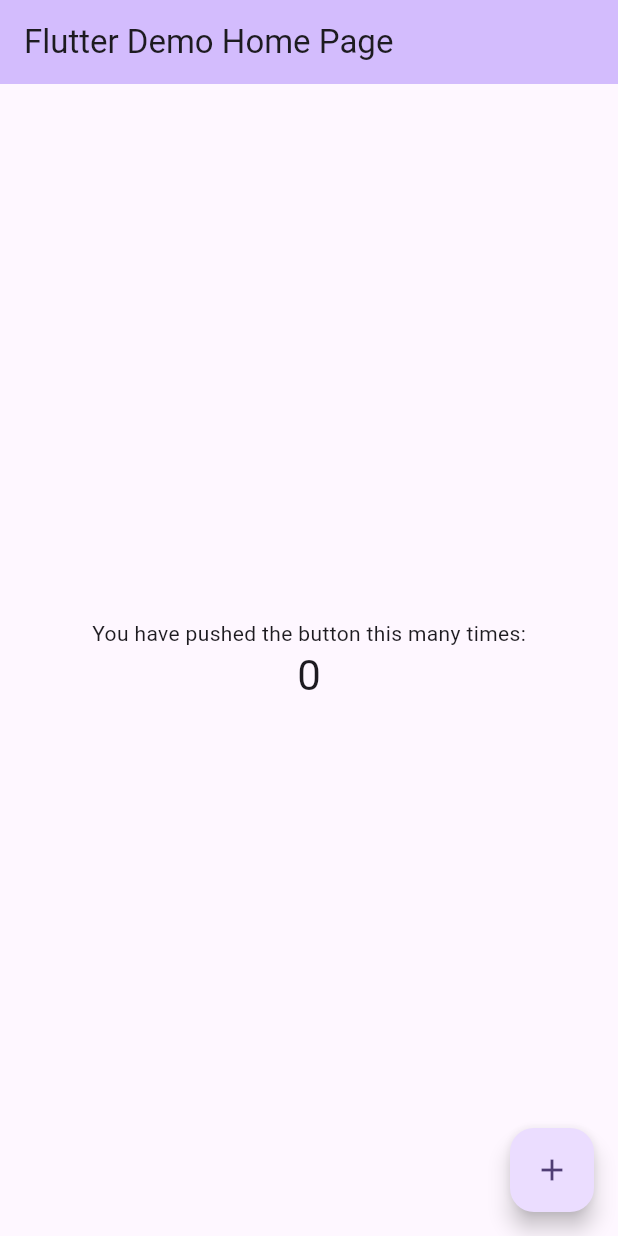
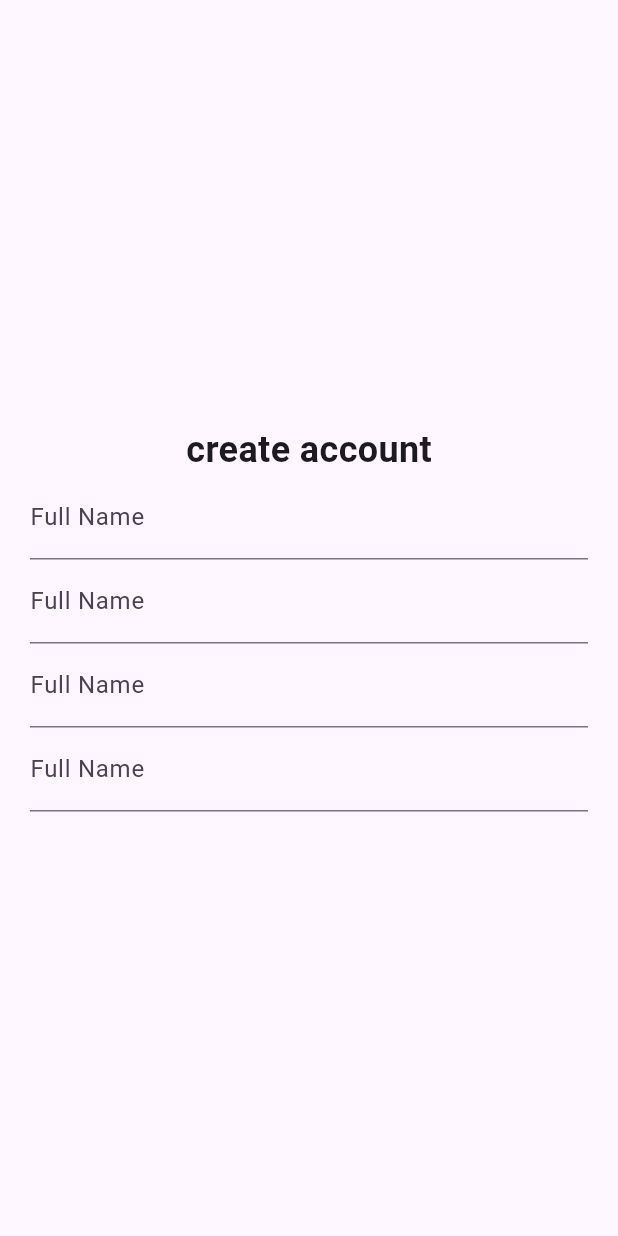
Before and after one commit to RahimHamisi/Cleaning_agentApp, a Flutter app: the screen it shows after launch, on a phone screen of 412 x 824 dp. Run offline on Flutter 3.47's test engine with Material 3 defaults, Android fonts, the phone set to English and light mode, and no system bars.

Commit message:
UPDATE: implementing login screen

```diff
--- a/clean_agent_app/lib/main.dart
+++ b/clean_agent_app/lib/main.dart
@@ -1,3 +1,5 @@
+import 'package:clean_agent_app/screen/homepage.dart';
+import 'package:clean_agent_app/screen/login_screen.dart';
 import 'package:flutter/material.dart';
 
 void main() {
@@ -12,111 +14,11 @@ class MyApp extends StatelessWidget {
   Widget build(BuildContext context) {
     return MaterialApp(
       title: 'Flutter Demo',
-      theme: ThemeData(
-        // This is the theme of your application.
-        //
-        // TRY THIS: Try running your application with "flutter run". You'll see
-        // the application has a purple toolbar. Then, without quitting the app,
-        // try changing the seedColor in the colorScheme below to Colors.green
-        // and then invoke "hot reload" (save your changes or press the "hot
-        // reload" button in a Flutter-supported IDE, or press "r" if you used
-        // the command line to start the app).
-        //
-        // Notice that the counter didn't reset back to zero; the application
-        // state is not lost during the reload. To reset the state, use hot
-        // restart instead.
-        //
-        // This works for code too, not just values: Most code changes can be
-        // tested with just a hot reload.
-        colorScheme: ColorScheme.fromSeed(seedColor: Colors.deepPurple),
-      ),
-      home: const MyHomePage(title: 'Flutter Demo Home Page'),
+      initialRoute: "/",
+      routes: {
+        "/home":(context) => const Homepage(),
+        "/" :(context) => const LoginScreen()
+      },
     );
   }
 }
-
-class MyHomePage extends StatefulWidget {
-  const MyHomePage({super.key, required this.title});
-
-  // This widget is the home page of your application. It is stateful, meaning
-  // that it has a State object (defined below) that contains fields that affect
-  // how it looks.
-
-  // This class is the configuration for the state. It holds the values (in this
-  // case the title) provided by the parent (in this case the App widget) and
-  // used by the build method of the State. Fields in a Widget subclass are
-  // always marked "final".
-
-  final String title;
-
-  @override
-  State<MyHomePage> createState() => _MyHomePageState();
-}
-
-class _MyHomePageState extends State<MyHomePage> {
-  int _counter = 0;
-
-  void _incrementCounter() {
-    setState(() {
-      // This call to setState tells the Flutter framework that something has
-      // changed in this State, which causes it to rerun the build method below
-      // so that the display can reflect the updated values. If we changed
-      // _counter without calling setState(), then the build method would not be
-      // called again, and so nothing would appear to happen.
-      _counter++;
-    });
-  }
-
-  @override
-  Widget build(BuildContext context) {
-    // This method is rerun every time setState is called, for instance as done
-    // by the _incrementCounter method above.
-    //
-    // The Flutter framework has been optimized to make rerunning build methods
-    // fast, so that you can just rebuild anything that needs updating rather
-    // than having to individually change instances of widgets.
-    return Scaffold(
-      appBar: AppBar(
-        // TRY THIS: Try changing the color here to a specific color (to
-        // Colors.amber, perhaps?) and trigger a hot reload to see the AppBar
-        // change color while the other colors stay the same.
-        backgroundColor: Theme.of(context).colorScheme.inversePrimary,
-        // Here we take the value from the MyHomePage object that was created by
-        // the App.build method, and use it to set our appbar title.
-        title: Text(widget.title),
-      ),
-      body: Center(
-        // Center is a layout widget. It takes a single child and positions it
-        // in the middle of the parent.
-        child: Column(
-          // Column is also a layout widget. It takes a list of children and
-          // arranges them vertically. By default, it sizes itself to fit its
-          // children horizontally, and tries to be as tall as its parent.
-          //
-          // Column has various properties to control how it sizes itself and
-          // how it positions its children. Here we use mainAxisAlignment to
-          // center the children vertically; the main axis here is the vertical
-          // axis because Columns are vertical (the cross axis would be
-          // horizontal).
-          //
-          // TRY THIS: Invoke "debug painting" (choose the "Toggle Debug Paint"
-          // action in the IDE, or press "p" in the console), to see the
-          // wireframe for each widget.
-          mainAxisAlignment: MainAxisAlignment.center,
-          children: <Widget>[
-            const Text('You have pushed the button this many times:'),
-            Text(
-              '$_counter',
-              style: Theme.of(context).textTheme.headlineMedium,
-            ),
-          ],
-        ),
-      ),
-      floatingActionButton: FloatingActionButton(
-        onPressed: _incrementCounter,
-        tooltip: 'Increment',
-        child: const Icon(Icons.add),
-      ), // This trailing comma makes auto-formatting nicer for build methods.
-    );
-  }
-}
--- /dev/null
+++ b/clean_agent_app/lib/screen/login_screen.dart
@@ -0,0 +1,32 @@
+import 'package:flutter/material.dart';
+
+class LoginScreen extends StatelessWidget {
+  const LoginScreen({super.key});
+
+  @override
+  Widget build(BuildContext context) {
+    return Scaffold(
+      body: Padding(padding: EdgeInsets.all(20.0),
+        child: Column(
+          mainAxisAlignment: MainAxisAlignment.center,
+          children: [
+            Text("create account",style: TextStyle(fontSize: 24,fontWeight: FontWeight.bold),
+            ),
+            TextField(
+              decoration: InputDecoration(labelText: "Full Name"),
+            ),
+            TextField(
+              decoration: InputDecoration(labelText: "Full Name"),
+            ),
+            TextField(
+              decoration: InputDecoration(labelText: "Full Name"),
+            ),
+            TextField(
+              decoration: InputDecoration(labelText: "Full Name"),
+            )
+          ],
+        ),
+      ) ,
+    );
+  }
+}
```
Also changed, not shown: clean_agent_app/lib/screen/homepage.dart (added, +27 -0 lines), clean_agent_app/lib/utils/constants/appcolors.dart (added, +13 -0 lines), clean_agent_app/lib/widget/sidebar.dart (added, +22 -0 lines), clean_agent_app/lib/screen/profile.dart (added), clean_agent_app/lib/screen/register_screen.dart (added).
